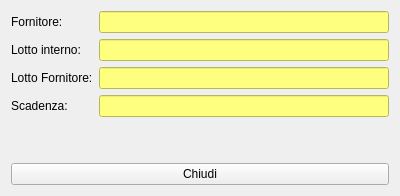
Above: hwarehousedetails.ui from fblabs/hamlet-mod-sancon before the change. Below: the same form after it.
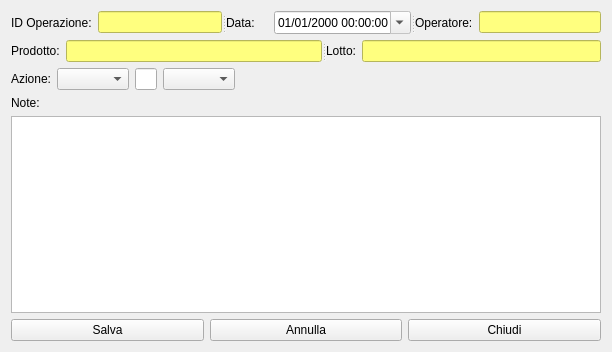
That is the form after the change. Icons and pictures are not drawn.

```diff
--- a/hwarehousedetails.ui
+++ b/hwarehousedetails.ui
@@ -9,25 +9,34 @@
    <rect>
     <x>0</x>
     <y>0</y>
-    <width>400</width>
-    <height>196</height>
+    <width>612</width>
+    <height>352</height>
    </rect>
   </property>
   <property name="windowTitle">
    <string/>
   </property>
-  <layout class="QVBoxLayout" name="verticalLayout">
+  <property name="windowIcon">
+   <iconset resource="icons.qrc">
+    <normaloff>:/Resources/Monitoring64.png</normaloff>:/Resources/Monitoring64.png</iconset>
+  </property>
+  <layout class="QVBoxLayout" name="verticalLayout_2">
    <item>
-    <layout class="QFormLayout" name="formLayout">
-     <item row="0" column="0">
+    <widget class="QSplitter" name="splitter">
+     <property name="orientation">
+      <enum>Qt::Horizontal</enum>
+     </property>
+     <widget class="QWidget" name="layoutWidget">
+      <layout class="QHBoxLayout" name="horizontalLayout">
+       <item>
       <widget class="QLabel" name="label">
        <property name="text">
-        <string>Fornitore:</string>
+          <string>ID Operazione:</string>
        </property>
       </widget>
      </item>
-     <item row="0" column="1">
-      <widget class="QLineEdit" name="leFornitore">
+       <item>
+        <widget class="QLineEdit" name="leID">
        <property name="styleSheet">
         <string notr="true">background-color: rgb(255, 255, 127);</string>
        </property>
@@ -36,49 +45,46 @@
        </property>
       </widget>
      </item>
-     <item row="2" column="0">
+      </layout>
+     </widget>
+     <widget class="QWidget" name="layoutWidget">
+      <layout class="QHBoxLayout" name="horizontalLayout_4">
+       <item>
       <widget class="QLabel" name="label_3">
        <property name="text">
-        <string>Lotto Fornitore:</string>
+          <string>Data:</string>
        </property>
       </widget>
      </item>
-     <item row="2" column="1">
-      <widget class="QLineEdit" name="leLotFornitore">
-       <property name="styleSheet">
-        <string notr="true">background-color: rgb(255, 255, 127);</string>
-       </property>
+       <item>
+        <widget class="QDateTimeEdit" name="deData">
        <property name="readOnly">
         <bool>true</bool>
        </property>
-      </widget>
-     </item>
-     <item row="3" column="0">
-      <widget class="QLabel" name="label_2">
-       <property name="text">
-        <string>Scadenza:</string>
-       </property>
-      </widget>
-     </item>
-     <item row="3" column="1">
-      <widget class="QLineEdit" name="leScadenza">
-       <property name="styleSheet">
-        <string notr="true">background-color: rgb(255, 255, 127);</string>
-       </property>
-       <property name="readOnly">
+         <property name="currentSection">
+          <enum>QDateTimeEdit::DaySection</enum>
+         </property>
+         <property name="displayFormat">
+          <string>dd/MM/yyyy hh:mm:ss</string>
+         </property>
+         <property name="calendarPopup">
         <bool>true</bool>
        </property>
       </widget>
      </item>
-     <item row="1" column="0">
+      </layout>
+     </widget>
+     <widget class="QWidget" name="layoutWidget">
+      <layout class="QHBoxLayout" name="horizontalLayout_3">
+       <item>
       <widget class="QLabel" name="label_4">
        <property name="text">
-        <string>Lotto interno:</string>
+          <string>Operatore:</string>
        </property>
       </widget>
      </item>
-     <item row="1" column="1">
-      <widget class="QLineEdit" name="leLotInt">
+       <item>
+        <widget class="QLineEdit" name="leOperatore">
        <property name="styleSheet">
         <string notr="true">background-color: rgb(255, 255, 127);</string>
        </property>
@@ -88,9 +94,147 @@
       </widget>
      </item>
     </layout>
+     </widget>
+    </widget>
    </item>
    <item>
-    <widget class="QPushButton" name="pushButton">
+    <widget class="QSplitter" name="splitter_3">
+     <property name="orientation">
+      <enum>Qt::Horizontal</enum>
+     </property>
+     <widget class="QWidget" name="">
+      <layout class="QHBoxLayout" name="horizontalLayout_2">
+       <item>
+        <widget class="QLabel" name="label_2">
+         <property name="text">
+          <string>Prodotto:</string>
+         </property>
+        </widget>
+       </item>
+       <item>
+        <widget class="QLineEdit" name="leProdotto">
+         <property name="styleSheet">
+          <string notr="true">background-color: rgb(255, 255, 127);</string>
+         </property>
+        </widget>
+       </item>
+      </layout>
+     </widget>
+     <widget class="QWidget" name="">
+      <layout class="QHBoxLayout" name="horizontalLayout_7">
+       <item>
+        <widget class="QLabel" name="label_6">
+         <property name="text">
+          <string>Lotto:</string>
+         </property>
+        </widget>
+       </item>
+       <item>
+        <widget class="QLineEdit" name="leLotto">
+         <property name="acceptDrops">
+          <bool>false</bool>
+         </property>
+         <property name="styleSheet">
+          <string notr="true">background-color: rgb(255, 255, 127);</string>
+         </property>
+        </widget>
+       </item>
+      </layout>
+     </widget>
+    </widget>
+   </item>
+   <item>
+    <widget class="QSplitter" name="splitter_2">
+     <property name="orientation">
+      <enum>Qt::Horizontal</enum>
+     </property>
+     <widget class="QWidget" name="layoutWidget">
+      <layout class="QHBoxLayout" name="horizontalLayout_6">
+       <item>
+        <widget class="QLabel" name="label_5">
+         <property name="text">
+          <string>Azione:</string>
+         </property>
+        </widget>
+       </item>
+       <item>
+        <widget class="QComboBox" name="cbAzione"/>
+       </item>
+       <item>
+        <widget class="QLineEdit" name="leQuantita"/>
+       </item>
+       <item>
+        <widget class="QComboBox" name="cbUM"/>
+       </item>
+       <item>
+        <spacer name="horizontalSpacer">
+         <property name="orientation">
+          <enum>Qt::Horizontal</enum>
+         </property>
+         <property name="sizeHint" stdset="0">
+          <size>
+           <width>500</width>
+           <height>20</height>
+          </size>
+         </property>
+        </spacer>
+       </item>
+      </layout>
+     </widget>
+    </widget>
+   </item>
+   <item>
+    <layout class="QVBoxLayout" name="verticalLayout">
+     <item>
+      <widget class="QLabel" name="label_7">
+       <property name="text">
+        <string>Note:</string>
+       </property>
+      </widget>
+     </item>
+     <item>
+      <widget class="QPlainTextEdit" name="ptNote"/>
+     </item>
+    </layout>
+   </item>
+   <item>
+    <layout class="QHBoxLayout" name="horizontalLayout_5">
+     <item>
+      <widget class="QPushButton" name="pbSave">
+       <property name="text">
+        <string>Salva</string>
+       </property>
+       <property name="icon">
+        <iconset resource="icons.qrc">
+         <normaloff>:/Resources/save-icon.png</normaloff>:/Resources/save-icon.png</iconset>
+       </property>
+       <property name="iconSize">
+        <size>
+         <width>32</width>
+         <height>32</height>
+        </size>
+       </property>
+      </widget>
+     </item>
+     <item>
+      <widget class="QPushButton" name="pbUndo">
+       <property name="text">
+        <string>Annulla</string>
+       </property>
+       <property name="icon">
+        <iconset resource="icons.qrc">
+         <normaloff>:/Resources/Counterclockwise-arrow64.png</normaloff>:/Resources/Counterclockwise-arrow64.png</iconset>
+       </property>
+       <property name="iconSize">
+        <size>
+         <width>32</width>
+         <height>32</height>
+        </size>
+       </property>
+      </widget>
+     </item>
+     <item>
+      <widget class="QPushButton" name="pbClose">
      <property name="text">
       <string>Chiudi</string>
      </property>
@@ -105,6 +249,8 @@
       </size>
      </property>
     </widget>
+     </item>
+    </layout>
    </item>
   </layout>
  </widget>
```
Left out of the diff: 2 changed lines with no effect on the pictures. Lines whose indentation alone changed are shown as unchanged.
